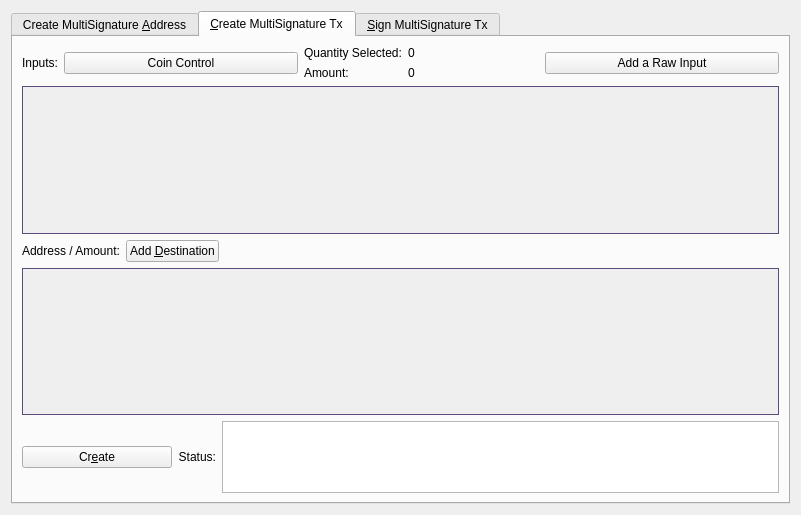
The window that src/qt/forms/multisigdialog.ui (camenlx/dystem-core) describes before a commit, drawn with Qt 5.
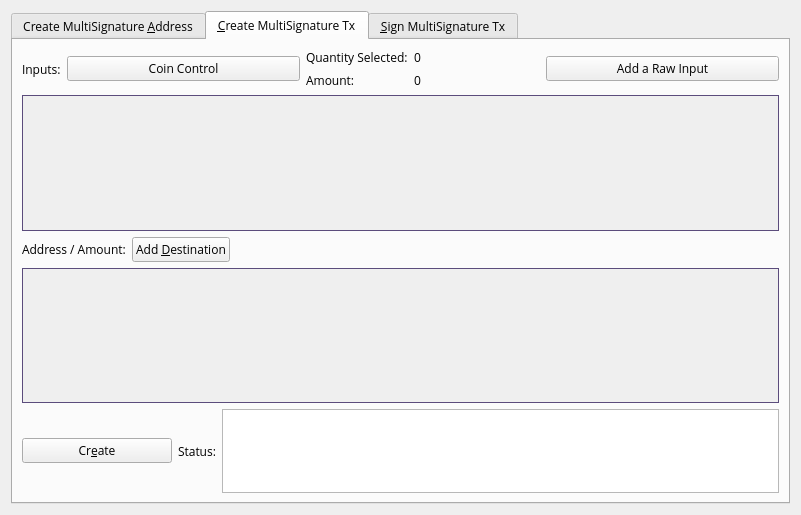
The same window after the commit. The open tabs and pages were chosen to show the change. Icons and pictures are not drawn.

Commit message: Added open sans as the font on all screens

What changed in the file:
```diff
--- a/src/qt/forms/multisigdialog.ui
+++ b/src/qt/forms/multisigdialog.ui
@@ -22,6 +22,11 @@
   <layout class="QVBoxLayout" name="verticalLayout_8">
    <item>
     <widget class="QTabWidget" name="multisigTabWidget">
+     <property name="font">
+      <font>
+       <family>Open Sans</family>
+      </font>
+     </property>
      <property name="styleSheet">
       <string notr="true">QScrollArea{border: 1px solid #5b4c7c;}</string>
      </property>
@@ -306,6 +311,11 @@
                  <verstretch>0</verstretch>
                 </sizepolicy>
                </property>
+               <property name="font">
+                <font>
+                 <family>Open Sans</family>
+                </font>
+               </property>
                <property name="text">
                 <string>Inputs:</string>
                </property>
@@ -319,6 +329,11 @@
                  <verstretch>0</verstretch>
                 </sizepolicy>
                </property>
+               <property name="font">
+                <font>
+                 <family>Open Sans</family>
+                </font>
+               </property>
                <property name="text">
                 <string>Coin Control</string>
                </property>
@@ -331,6 +346,11 @@
                </property>
                <item row="0" column="0">
                 <widget class="QLabel" name="labelQuantity">
+                 <property name="font">
+                  <font>
+                   <family>Open Sans</family>
+                  </font>
+                 </property>
                  <property name="text">
                   <string>Quantity Selected:</string>
                  </property>
@@ -338,6 +358,11 @@
                </item>
                <item row="0" column="1">
                 <widget class="QLabel" name="labelQuantity_int">
+                 <property name="font">
+                  <font>
+                   <family>Open Sans</family>
+                  </font>
+                 </property>
                  <property name="text">
                   <string>0</string>
                  </property>
@@ -345,6 +370,11 @@
                </item>
                <item row="1" column="0">
                 <widget class="QLabel" name="labelAmount">
+                 <property name="font">
+                  <font>
+                   <family>Open Sans</family>
+                  </font>
+                 </property>
                  <property name="text">
                   <string>Amount:</string>
                  </property>
@@ -352,6 +382,11 @@
                </item>
                <item row="1" column="1">
                 <widget class="QLabel" name="labelAmount_int">
+                 <property name="font">
+                  <font>
+                   <family>Open Sans</family>
+                  </font>
+                 </property>
                  <property name="text">
                   <string>0</string>
                  </property>
@@ -367,6 +402,11 @@
                  <verstretch>0</verstretch>
                 </sizepolicy>
                </property>
+               <property name="font">
+                <font>
+                 <family>Open Sans</family>
+                </font>
+               </property>
                <property name="toolTip">
                 <string>Add an input to fund the outputs</string>
                </property>
@@ -397,8 +437,8 @@
                <rect>
                 <x>0</x>
                 <y>0</y>
-                <width>747</width>
-                <height>131</height>
+                <width>713</width>
+                <height>116</height>
                </rect>
               </property>
               <layout class="QVBoxLayout" name="verticalLayout_7">
@@ -426,6 +466,11 @@
             <layout class="QHBoxLayout" name="addDestinationLayout">
              <item>
               <widget class="QLabel" name="addDestinationLabel">
+               <property name="font">
+                <font>
+                 <family>Open Sans</family>
+                </font>
+               </property>
                <property name="text">
                 <string>Address / Amount:</string>
                </property>
@@ -439,6 +484,11 @@
                  <verstretch>0</verstretch>
                 </sizepolicy>
                </property>
+               <property name="font">
+                <font>
+                 <family>Open Sans</family>
+                </font>
+               </property>
                <property name="toolTip">
                 <string>Add destinations to send DTEM to</string>
                </property>
@@ -482,8 +532,8 @@
                <rect>
                 <x>0</x>
                 <y>0</y>
-                <width>747</width>
-                <height>130</height>
+                <width>713</width>
+                <height>96</height>
                </rect>
               </property>
               <layout class="QVBoxLayout" name="verticalLayout_11">
@@ -523,6 +573,11 @@
                  <height>0</height>
                 </size>
                </property>
+               <property name="font">
+                <font>
+                 <family>Open Sans</family>
+                </font>
+               </property>
                <property name="toolTip">
                 <string>Create a transaction object using the given inputs to the given outputs</string>
                </property>
@@ -549,6 +604,11 @@
                  <verstretch>0</verstretch>
                 </sizepolicy>
                </property>
+               <property name="font">
+                <font>
+                 <family>Open Sans</family>
+                </font>
+               </property>
                <property name="text">
                 <string>Status:</string>
                </property>
@@ -571,6 +631,11 @@
                  <height>16777215</height>
                 </size>
                </property>
+               <property name="font">
+                <font>
+                 <family>Open Sans</family>
+                </font>
+               </property>
                <property name="sizeAdjustPolicy">
                 <enum>QAbstractScrollArea::AdjustToContents</enum>
                </property>
```
Left out of the diff: 108 changed lines with no effect on the pictures. The commit also changes 21 other files.
